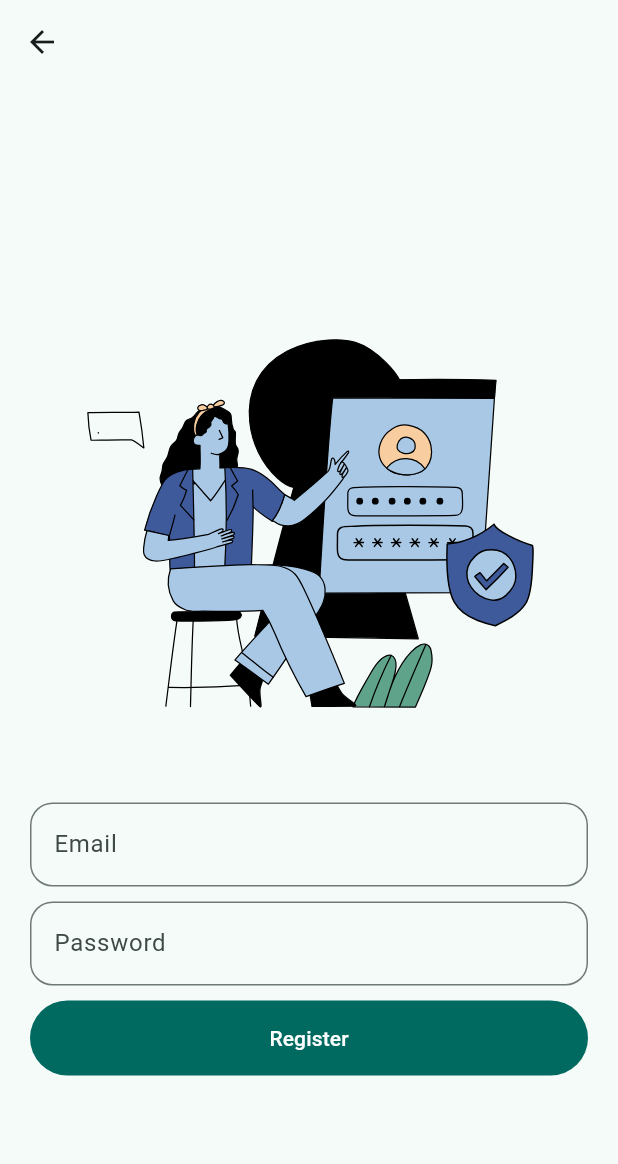
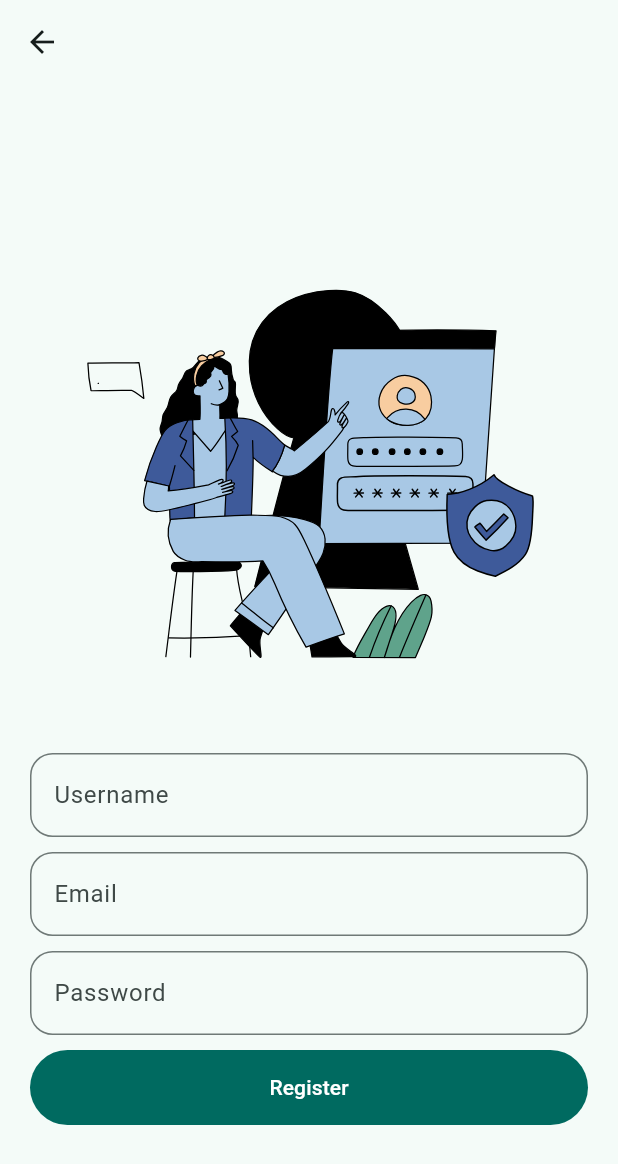
Before and after one commit to gitnassima20/study-buddy, a Flutter app: the LoginPage screen opened directly, on a phone screen of 412 x 824 dp. Shown: the top 1164 px of the screen. Run offline on Flutter 3.47's test engine with Material 3 defaults, Android fonts, the phone set to English and light mode, and no system bars; our stand-ins replace flutter_dotenv, lottie, shared_preferences, supabase_flutter; accounts and stored records are empty.

Commit message:
#4 feat: Included username in signup page

```diff
--- a/lib/services/auth_service.dart
+++ b/lib/services/auth_service.dart
@@ -1,13 +1,26 @@
 import 'package:supabase_flutter/supabase_flutter.dart';
 
-Future<void> signUp(String email, String password) async {
+// TODO: Clear prints statements later
+
+Future<void> signUp(String email, String password, String username) async {
   final response = await Supabase.instance.client.auth.signUp(
     email: email,
     password: password,
   );
 
+  final user = response.user;
+  if (user != null) {
+    print('✅ Signed up as: ${response.user!.email}');
+
+    // Update the username in the profiles table
+    await Supabase.instance.client
+        .from('profiles')
+        .update({'username': username})
+        .eq('id', user.id);
+
+    print('✅ Username saved to profiles');
+  }
   if (response.user != null) {
-    print('✅ Signed up as: ${response.user!.email}');
   } else {
     print('❌ Sign-up failed');
   }
--- a/lib/views/pages/login_page.dart
+++ b/lib/views/pages/login_page.dart
@@ -15,24 +15,27 @@ class LoginPage extends StatefulWidget {
 }
 
 class _LoginPageState extends State<LoginPage> {
+  TextEditingController usernameController = TextEditingController();
   TextEditingController emailController = TextEditingController();
   TextEditingController passwordController = TextEditingController();
 
   @override
   void dispose() {
+    usernameController.dispose();
     emailController.dispose();
     passwordController.dispose();
     super.dispose();
   }
 
   void handleAuth() async {
+    final username = usernameController.text.trim();
     final email = emailController.text.trim();
     final password = passwordController.text.trim();
 
     if (widget.isLogin) {
       await signIn(email, password);
     } else {
-      await signUp(email, password);
+      await signUp(email, password, username);
     }
 
     // Guard context use
@@ -67,6 +70,17 @@ class _LoginPageState extends State<LoginPage> {
             child: Column(
               children: [
                 Lottie.asset('assets/lotties/login_animation.json'),
+                if (!widget.isLogin)
+                  TextField(
+                    controller: usernameController,
+                    decoration: InputDecoration(
+                      hintText: 'Username',
+                      border: OutlineInputBorder(
+                        borderRadius: BorderRadius.circular(15.0),
+                      ),
+                    ),
+                  ),
+                if (!widget.isLogin) SizedBox(height: 10.0),
                 TextField(
                   controller: emailController,
                   decoration: InputDecoration(
```
Also changed, not shown: 1 other file.
